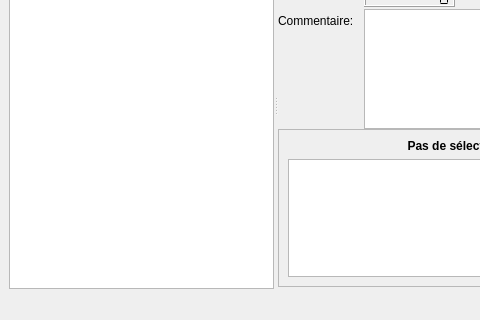
Above: src/pbregisteractivity/ui/ui_mainwindow.ui from ppoilbarbe/PBRegisterActivity before the change; both pictures show x 0 to 480 and y 136 to 456 of the 640 by 456 pixel window. Below: the same form after it.
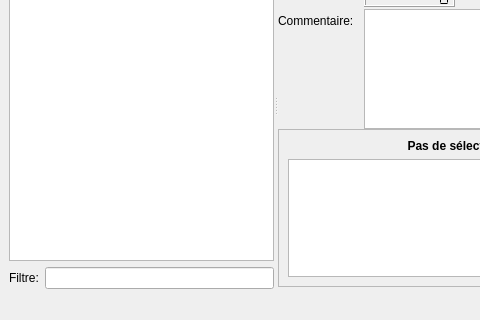
That is the form after the change. Icons and pictures are not drawn.

Commit message: Ajout filtre

Patch:
```diff
--- a/src/pbregisteractivity/ui/ui_mainwindow.ui
+++ b/src/pbregisteractivity/ui/ui_mainwindow.ui
@@ -32,7 +32,7 @@
        <enum>Qt::Horizontal</enum>
       </property>
       <widget class="QWidget" name="layoutWidget">
-       <layout class="QVBoxLayout" name="verticalLayout">
+       <layout class="QVBoxLayout" name="layoutSelection" stretch="0,1,0">
         <item>
          <widget class="QLabel" name="lblRegistered">
           <property name="font">
@@ -56,6 +56,25 @@
           </property>
          </widget>
         </item>
+        <item>
+         <layout class="QHBoxLayout" name="layoutFilter">
+          <item>
+           <widget class="QLabel" name="lblFilter">
+            <property name="text">
+             <string>Filtre:</string>
+            </property>
+           </widget>
+          </item>
+          <item>
+           <widget class="QLineEdit" name="edtFilter">
+            <property name="toolTip">
+             <string>N'affiche que les plages dont
+le nom contient le texte saisi</string>
+            </property>
+           </widget>
+          </item>
+         </layout>
+        </item>
        </layout>
       </widget>
       <widget class="QWidget" name="layoutWidget">
```
The commit also changes 5 other files.
